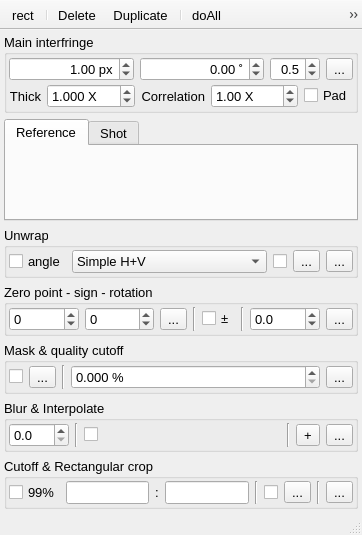
The window that plugins/Interferometry/Interferometry.ui (NeutrinoToolkit/Neutrino) describes before a commit, drawn with Qt 5.
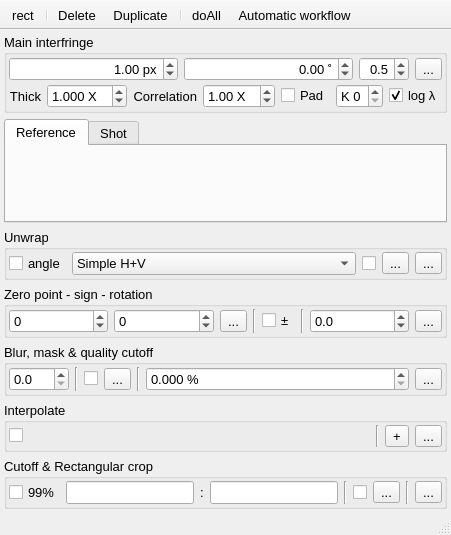
The same window after the commit. Icons and pictures are not drawn.

Commit message: some changes in interferometry and OpenCL removed since almost none supports it...

The edit to the form file:
```diff
--- a/plugins/Interferometry/Interferometry.ui
+++ b/plugins/Interferometry/Interferometry.ui
@@ -209,6 +209,48 @@
             </property>
            </widget>
           </item>
+          <item>
+           <widget class="QSpinBox" name="candidates">
+            <property name="font">
+             <font>
+              <pointsize>10</pointsize>
+             </font>
+            </property>
+            <property name="toolTip">
+             <string>Regularization of interfringe and angle: each pixel keeps its K best filters and takes the one nearest to the interfringe and angle maps smoothed over the neighbours (weighted by the contrast). 0: off (the best filter of each pixel)</string>
+            </property>
+            <property name="prefix">
+             <string>K </string>
+            </property>
+            <property name="maximum">
+             <number>9</number>
+            </property>
+            <property name="neutrinoSave" stdset="0">
+             <bool>true</bool>
+            </property>
+           </widget>
+          </item>
+          <item>
+           <widget class="QCheckBox" name="logLambda">
+            <property name="font">
+             <font>
+              <pointsize>10</pointsize>
+             </font>
+            </property>
+            <property name="toolTip">
+             <string>Interfringe values spaced geometrically (the same relative step everywhere: the filter accepts a relative mismatch, about 20% for damp 1), otherwise linearly (a wide range had a coarse step for the dense fringes: lower contrast and phase errors between the values)</string>
+            </property>
+            <property name="text">
+             <string>log λ</string>
+            </property>
+            <property name="checked">
+             <bool>true</bool>
+            </property>
+            <property name="neutrinoSave" stdset="0">
+             <bool>true</bool>
+            </property>
+           </widget>
+          </item>
          </layout>
         </widget>
        </item>
@@ -578,12 +620,12 @@
        <bool>true</bool>
       </property>
       <property name="title">
-       <string>Mask &amp;&amp; quality cutoff</string>
+       <string>Blur, mask &amp;&amp; quality cutoff</string>
       </property>
       <property name="checkable">
        <bool>false</bool>
       </property>
-      <layout class="QHBoxLayout" name="horizontalLayout_2" stretch="0,0,0,1,0">
+      <layout class="QHBoxLayout" name="horizontalLayout_2" stretch="0,0,0,0,0,1,0">
        <property name="leftMargin">
         <number>2</number>
        </property>
@@ -596,6 +638,23 @@
        <property name="bottomMargin">
         <number>2</number>
        </property>
+       <item>
+        <widget class="QDoubleSpinBox" name="blurPhase">
+         <property name="keyboardTracking">
+          <bool>false</bool>
+         </property>
+         <property name="decimals">
+          <number>1</number>
+         </property>
+        </widget>
+       </item>
+       <item>
+        <widget class="Line" name="line_7">
+         <property name="orientation">
+          <enum>Qt::Orientation::Vertical</enum>
+         </property>
+        </widget>
+       </item>
        <item>
         <widget class="QCheckBox" name="useMask">
          <property name="text">
@@ -674,9 +733,9 @@
     <item>
      <widget class="QGroupBox" name="Shapes">
       <property name="title">
-       <string>Blur &amp;&amp; Interpolate</string>
+       <string>Interpolate</string>
       </property>
-      <layout class="QHBoxLayout" name="horizontalLayout_6" stretch="0,0,0,0,0,0,0">
+      <layout class="QHBoxLayout" name="horizontalLayout_6" stretch="0,0,0,0,0">
        <property name="leftMargin">
         <number>2</number>
        </property>
@@ -689,20 +748,6 @@
        <property name="bottomMargin">
         <number>2</number>
        </property>
-       <item>
-        <widget class="QDoubleSpinBox" name="blurPhase">
-         <property name="decimals">
-          <number>1</number>
-         </property>
-        </widget>
-       </item>
-       <item>
-        <widget class="Line" name="line_7">
-         <property name="orientation">
-          <enum>Qt::Orientation::Vertical</enum>
-         </property>
-        </widget>
-       </item>
        <item>
         <widget class="QCheckBox" name="useInterpolate">
          <property name="toolTip">
```
Left out of the diff: 6 changed lines with no effect on the pictures. The commit also changes 12 other files.
